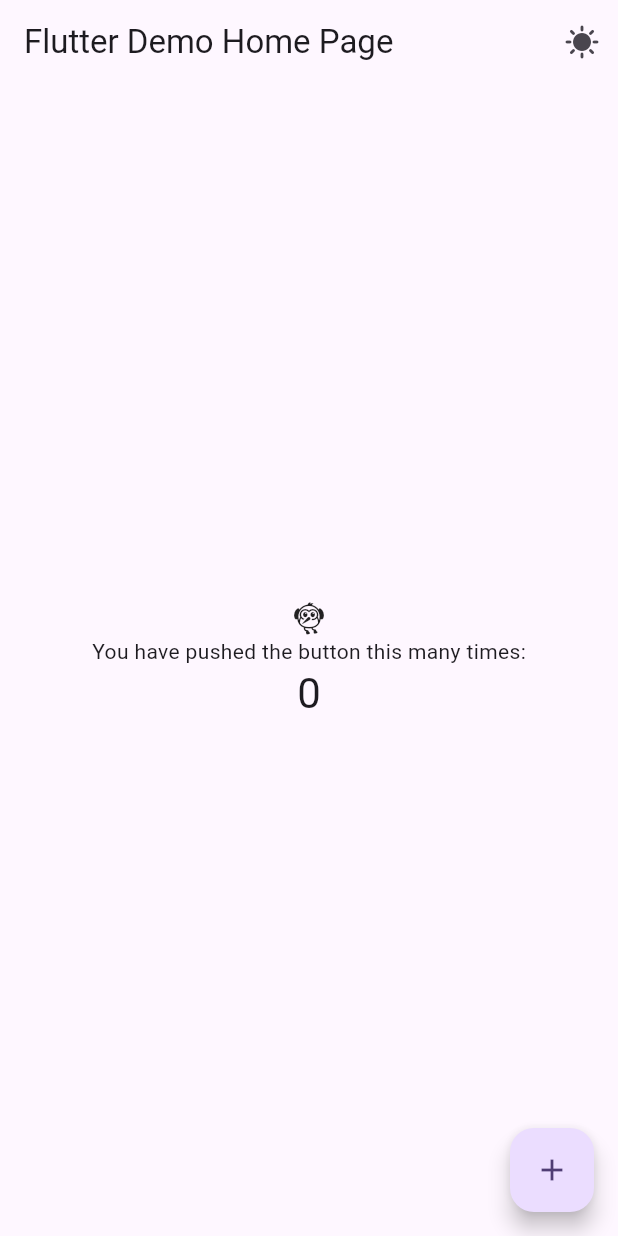
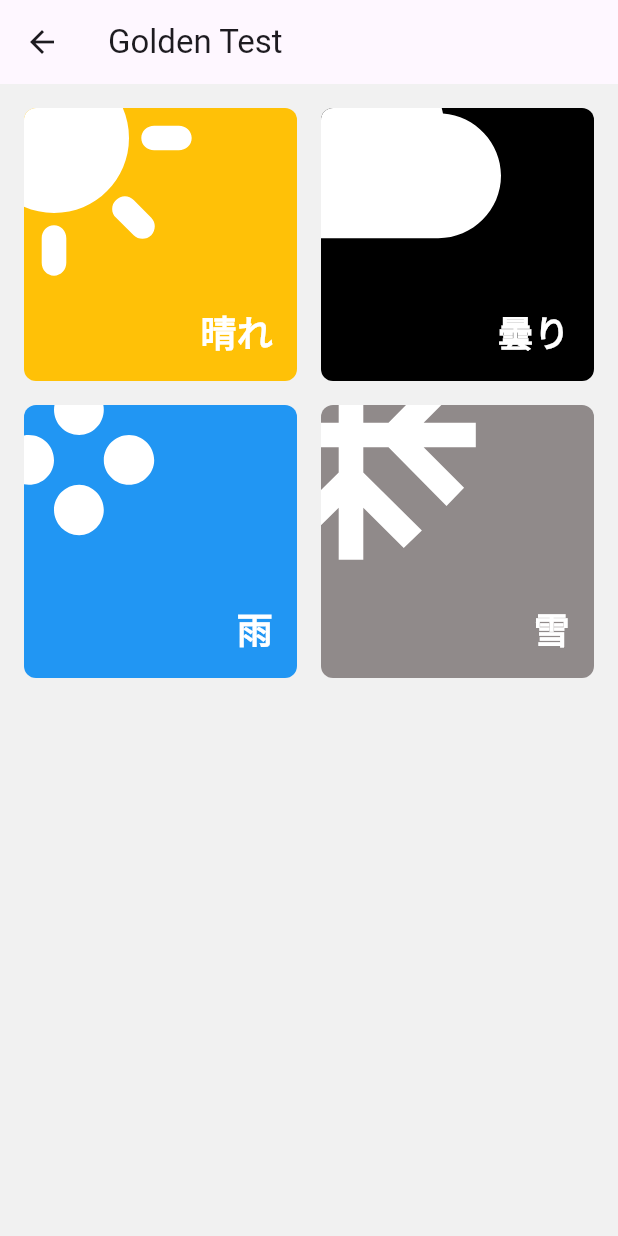
Before and after one commit to yuiasdf/flutter_playbook, a Flutter app: the screen it shows after launch, after a tap on the "sunny" icon, on a phone screen of 412 x 824 dp. Run offline on Flutter 3.47's test engine with Material 3 defaults, Android fonts, the phone set to English and light mode, and no system bars.

```diff
--- /dev/null
+++ b/dart_test.yaml
@@ -0,0 +1,2 @@
+tags:
+  golden:
--- a/lib/main.dart
+++ b/lib/main.dart
@@ -1,4 +1,5 @@
 import 'package:flutter/material.dart';
+import 'package:flutter_playground/weather_screen.dart';
 
 Future<void> main() async {
   runApp(const MyApp());
@@ -44,7 +45,14 @@ class _MyHomePageState extends State<MyHomePage> {
         title: Text(widget.title),
         actions: <Widget>[
           IconButton(
-            onPressed: () {},
+            onPressed: () {
+              Navigator.push(
+                context,
+                MaterialPageRoute(
+                  builder: (context) => const WeatherScreen(),
+                ),
+              );
+            },
             icon: const Icon(Icons.sunny),
           ),
         ],
--- /dev/null
+++ b/lib/weather_screen.dart
@@ -0,0 +1,107 @@
+import 'package:flutter/material.dart';
+
+enum Weather {
+  sunny(
+    '晴れ',
+    Icons.sunny,
+    Colors.amber,
+  ),
+  cloudy(
+    '曇り',
+    Icons.cloud,
+    Colors.black,
+  ),
+  rain('雨', Icons.grain, Colors.blue),
+  snow(
+    '雪',
+    Icons.ac_unit,
+    Color.fromARGB(255, 144, 138, 138),
+  );
+
+  const Weather(this.text, this.icon, this.color);
+
+  final String text;
+  final IconData icon;
+  final Color color;
+}
+
+class WeatherScreen extends StatelessWidget {
+  const WeatherScreen({super.key});
+
+  @override
+  Widget build(BuildContext context) {
+    return Scaffold(
+      backgroundColor: const Color.fromARGB(255, 241, 241, 241),
+      appBar: AppBar(
+        title: const Text('Golden Test'),
+      ),
+      body: Padding(
+        padding: const EdgeInsets.all(16),
+        child: GridView.builder(
+          itemCount: Weather.values.length,
+          gridDelegate: const SliverGridDelegateWithFixedCrossAxisCount(
+            crossAxisCount: 2,
+            crossAxisSpacing: 16,
+            mainAxisSpacing: 16,
+          ),
+          itemBuilder: (_, index) => WeatherScreenItem(
+            weather: Weather.values[index],
+          ),
+        ),
+      ),
+    );
+  }
+}
+
+class WeatherScreenItem extends StatelessWidget {
+  const WeatherScreenItem({super.key, required this.weather});
+
+  final Weather weather;
+
+  @override
+  Widget build(BuildContext context) {
+    return SizedBox(
+      width: 200,
+      height: 200,
+      child: ClipRRect(
+        borderRadius: BorderRadius.circular(8),
+        child: Stack(
+          clipBehavior: Clip.hardEdge,
+          children: <Widget>[
+            Container(
+              alignment: Alignment.center,
+              decoration: BoxDecoration(
+                color: weather.color,
+              ),
+              width: 200,
+              height: 200,
+            ),
+            Positioned(
+              left: -80,
+              top: -80,
+              child: Icon(
+                weather.icon,
+                color: Colors.white,
+                size: 200,
+              ),
+            ),
+            Padding(
+              padding: const EdgeInsets.all(16),
+              child: Align(
+                alignment: Alignment.bottomRight,
+                child: Text(
+                  weather.text,
+                  style: const TextStyle(
+                    color: Colors.white,
+                    fontSize: 24,
+                    fontWeight: FontWeight.w900,
+                  ),
+                ),
+              ),
+            ),
+          ],
+        ),
+      ),
+    );
+  }
+}
--- a/pubspec.yaml
+++ b/pubspec.yaml
@@ -10,13 +10,13 @@ environment:
 dependencies:
   flutter:
     sdk: flutter
-
   cupertino_icons: ^1.0.2
 
 dev_dependencies:
   flutter_test:
     sdk: flutter
   flutter_lints: ^2.0.0
+  golden_toolkit: ^0.15.0
 
 flutter:
   uses-material-design: true
```
Also changed, not shown: pubspec.lock, 9 other files.
